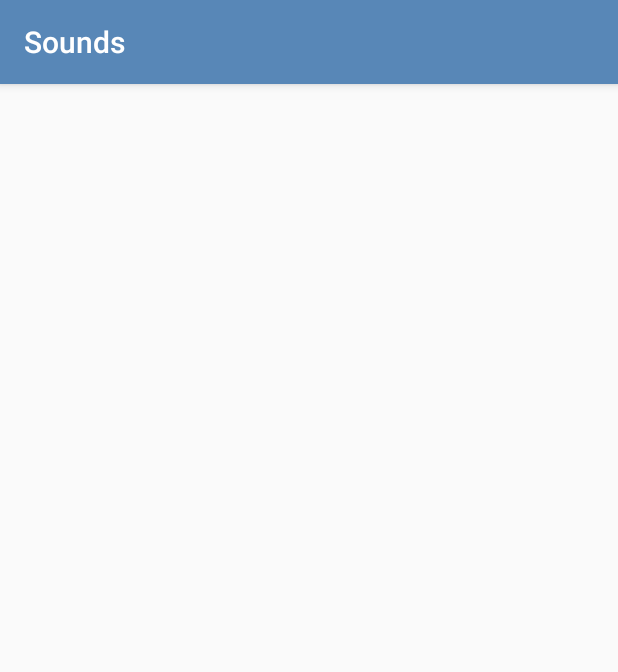
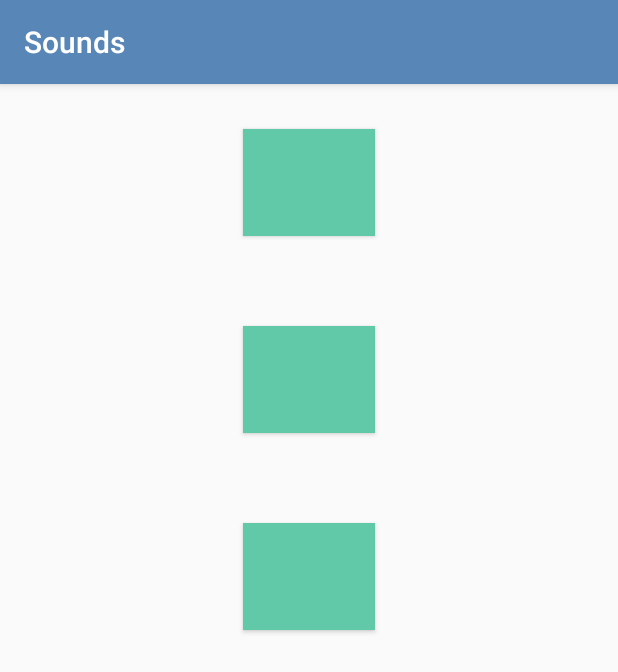
Before and after one commit to parmita52/Destress, an Android app: the Sounds screen opened directly, with no data from a screen before it, on a phone screen of 412 x 824 dp. Shown: the top 672 px of the screen. Run offline under Robolectric (Android 15) with nearby library versions, the phone set to English and light mode, and no system bars.

Commit message:
Made the sounds changes (3 working buttons) that we couldn't push before

```diff
--- a/app/src/main/java/com/example/hshack/destress/Sounds.java
+++ b/app/src/main/java/com/example/hshack/destress/Sounds.java
@@ -6,15 +6,83 @@ import android.support.design.widget.BottomNavigationView;
 import android.support.v7.app.AppCompatActivity;
 import android.view.MenuItem;
 import android.widget.TextView;
+import android.content.*;
+import android.util.*;
+import android.media.*;
+import android.widget.*;
+import android.view.*;
 
 public class Sounds extends AppCompatActivity {
 
+
+    public MediaPlayer mpBird;
+    public MediaPlayer mpOcean;
+    public MediaPlayer mpCrisp;
 
     @Override
     protected void onCreate(Bundle savedInstanceState) {
         super.onCreate(savedInstanceState);
         setContentView(R.layout.activity_sounds);
 
+        Log.v("tag", "Initializing sounds...");
+
+        mpBird = MediaPlayer.create(this, R.raw.birds);
+        Button play_button = (Button)this.findViewById(R.id.bird_button);
+        play_button.setOnClickListener(new View.OnClickListener() {
+
+            public void onClick(View v) {
+                if(mpBird.isPlaying())
+                {
+                    Log.v("tag", "Playing sound...");
+                    mpBird.pause();
+                }
+                else
+                {
+                    mpBird.start();
+
+                }
+
+            }
+        });
+
+        mpOcean = MediaPlayer.create(this, R.raw.crisp);
+        Button play_button2 = (Button)this.findViewById(R.id.crisp_button);
+        play_button2.setOnClickListener(new View.OnClickListener() {
+
+            public void onClick(View v) {
+                if(mpOcean.isPlaying())
+                {
+                    Log.v("tag", "Playing sound...");
+                    mpOcean.pause();
+                }
+                else
+                {
+                    mpOcean.start();
+
+                }
+
+            }
+        });
+
+        mpCrisp = MediaPlayer.create(this, R.raw.ocean);
+        Button play_button3 = (Button)this.findViewById(R.id.ocean_button);
+        play_button3.setOnClickListener(new View.OnClickListener() {
+
+            public void onClick(View v) {
+                if(mpCrisp.isPlaying())
+                {
+                    Log.v("tag", "Playing sound...");
+                    mpCrisp.pause();
+                }
+                else
+                {
+                    mpCrisp.start();
+
+                }
+
+            }
+        });
+
 
     }
 
--- a/app/src/main/res/layout/activity_sounds.xml
+++ b/app/src/main/res/layout/activity_sounds.xml
@@ -8,6 +8,22 @@
     android:orientation="vertical"
     tools:context="com.example.hshack.destress.Sounds">
 
+    <Button
+        android:layout_width="wrap_content"
+        android:layout_height="wrap_content"
+        style="@style/NotificationButton"
+        android:id="@+id/bird_button"/>
 
+    <Button
+        android:layout_width="wrap_content"
+        android:layout_height="wrap_content"
+        style="@style/NotificationButton"
+        android:id="@+id/crisp_button"/>
+
+    <Button
+        android:layout_width="wrap_content"
+        android:layout_height="wrap_content"
+        style="@style/NotificationButton"
+        android:id="@+id/ocean_button"/>
 
 </LinearLayout>
```
Also changed, not shown: 3 other files.
